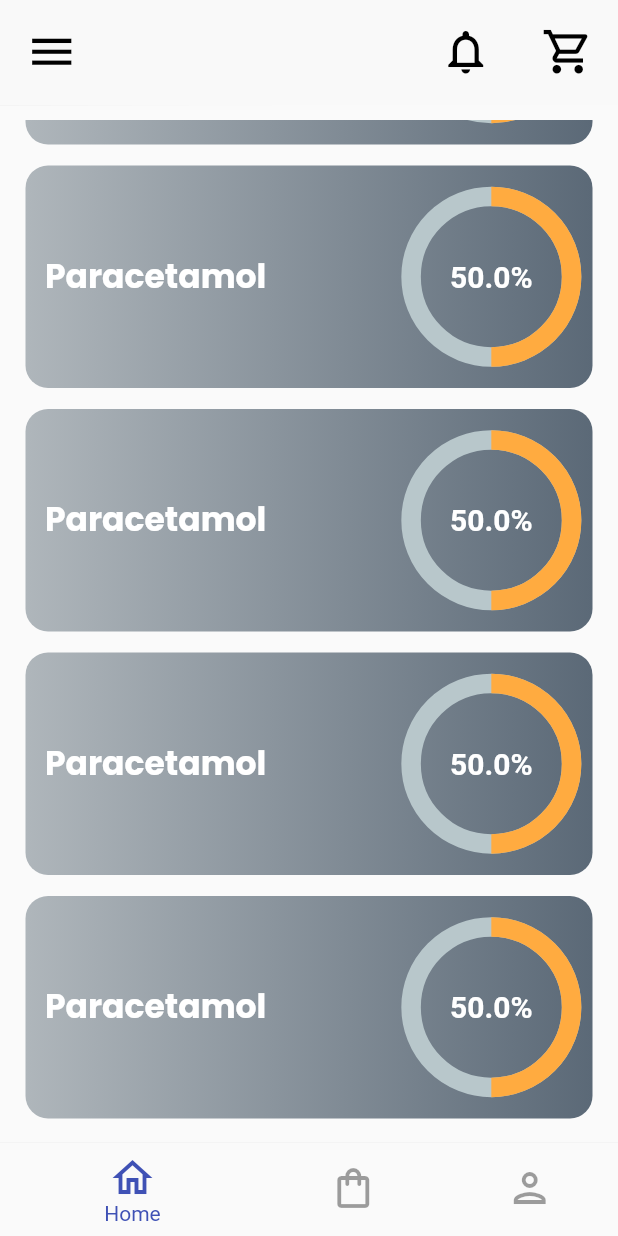
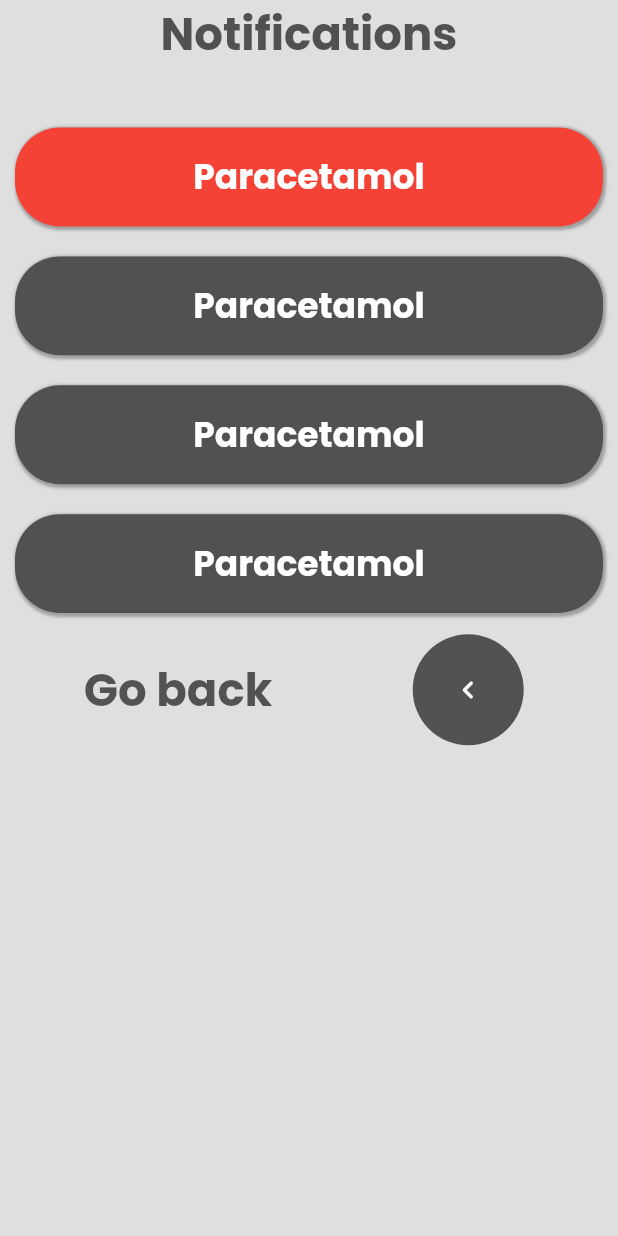
Before and after one commit to S6-mini-project/medicine-frontend, a Flutter app: the MyNavigationBar screen opened by its route, scrolled down 777 dp, after a tap on the "notifications" icon, on a phone screen of 412 x 824 dp. Run offline on Flutter 3.47's test engine with Material 2 defaults, Android fonts, the phone set to English and light mode, and no system bars; drawn by our look-alikes of percent_indicator.

Commit message:
added notification screen

```diff
--- a/medpharma_app/lib/app.dart
+++ b/medpharma_app/lib/app.dart
@@ -5,6 +5,7 @@ import 'widgets/homeScreen.dart';
 import 'widgets/orderScreen.dart';
 import './widgets/profileScreen.dart';
 import './widgets/loginWidget.dart';
+import './widgets/notificationScreen.dart';
 class App extends StatelessWidget {
   @override
   Widget build(BuildContext context) {
@@ -16,6 +17,7 @@ class App extends StatelessWidget {
       '/login': (context) => LoginWidget(),
       '/home': (context) => MyNavigationBar(),
       '/users': (context) => MyNavigationBar(),
+      '/notifications': (context) => NotificationScreen(),
       '/orders': (context) => MyNavigationBar()//routes
     //   // When navigating to the "/second" route, build the SecondScreen widget.
     //   '/orders': (context) => OrderScreen(),  //routes
@@ -74,6 +76,7 @@ class _MyNavigationBarState extends State<MyNavigationBar> {
               IconButton(
                 onPressed: () {
                   print("icon button pressed");
+                  Navigator.pushNamed(context, '/notifications');
                 },
                 icon: Icon(
                   Icons.notifications_outlined,
--- /dev/null
+++ b/medpharma_app/lib/widgets/notificationScreen.dart
@@ -0,0 +1,11 @@
+import 'package:flutter/material.dart';
+import './notificationWidget.dart';
+class NotificationScreen extends StatelessWidget{
+  @override
+  Widget build(BuildContext context) {
+   return Scaffold(
+     backgroundColor: Color.fromARGB(255, 223, 223, 223),
+     body: NotificationWidget(),
+   );
+  }
+}
--- /dev/null
+++ b/medpharma_app/lib/widgets/notificationWidget.dart
@@ -0,0 +1,184 @@
+import 'package:flutter/material.dart';
+
+class NotificationWidget extends StatelessWidget {
+  @override
+  Widget build(BuildContext context) {
+    return ListView(
+      children: [
+        // Container(
+        //   height: MediaQuery.of(context).size.height * .5,
+        //   width: MediaQuery.of(context).size.width,
+        //   child: Image.asset(
+        //     "assets/waves.png",
+        //     fit: BoxFit.cover,
+        //   ),
+        // ),
+
+        Text(
+          textAlign: TextAlign.center,
+          "Notifications",
+          style: TextStyle(
+            fontFamily: "poppins",
+            fontWeight: FontWeight.bold,
+            fontSize: 30,
+            color: Color.fromARGB(255, 81, 81, 81),
+          ),
+        ),
+        SizedBox(
+          height: 30,
+        ),
+        Container(
+          // width: MediaQuery.of(context).size.width * .7,
+          height: MediaQuery.of(context).size.height * .08,
+          margin: EdgeInsets.all(10),
+          child: Center(
+            child: Text(
+              "Paracetamol",
+              style: TextStyle(
+                fontFamily: "poppins",
+                fontWeight: FontWeight.bold,
+                fontSize: 23,
+                color: Colors.white,
+              ),
+            ),
+          ),
+          decoration: BoxDecoration(
+            color: Colors.red,
+            borderRadius: BorderRadius.circular(30),
+            boxShadow: [
+              BoxShadow(
+                color: Colors.grey,
+                spreadRadius: 1,
+                blurRadius: 1,
+                offset: Offset(1, 1),
+              ),
+            ],
+          ),
+        ),
+        Container(
+          // width: MediaQuery.of(context).size.width * .9,
+          height: MediaQuery.of(context).size.height * .08,
+          margin: EdgeInsets.all(10),
+          child: Center(
+            child: Text(
+              "Paracetamol",
+              style: TextStyle(
+                fontFamily: "poppins",
+                fontWeight: FontWeight.bold,
+                fontSize: 23,
+                color: Colors.white,
+              ),
+            ),
+          ),
+          decoration: BoxDecoration(
+            color: Color.fromARGB(255, 81, 81, 81),
+            borderRadius: BorderRadius.circular(30),
+            boxShadow: [
+              BoxShadow(
+                color: Colors.grey,
+                spreadRadius: 1,
+                blurRadius: 1,
+                offset: Offset(1, 1),
+              ),
+            ],
+          ),
+        ),
+        Container(
+          // width: MediaQuery.of(context).size.width * .9,
+          height: MediaQuery.of(context).size.height * .08,
+          margin: EdgeInsets.all(10),
+          child: Center(
+            child: Center(
+              child: Text(
+                "Paracetamol",
+                style: TextStyle(
+                  fontFamily: "poppins",
+                  fontWeight: FontWeight.bold,
+                  fontSize: 23,
+                  color: Colors.white,
+                ),
+              ),
+            ),
+          ),
+          decoration: BoxDecoration(
+            color: Color.fromARGB(255, 81, 81, 81),
+            borderRadius: BorderRadius.circular(30),
+            boxShadow: [
+              BoxShadow(
+                color: Colors.grey,
+                spreadRadius: 1,
+                blurRadius: 1,
+                offset: Offset(1, 1),
+              ),
+            ],
+          ),
+        ),
+        Container(
+          // width: MediaQuery.of(context).size.width * .9,
+          height: MediaQuery.of(context).size.height * .08,
+          margin: EdgeInsets.all(10),
+          child: Center(
+            child: Text(
+              "Paracetamol",
+              style: TextStyle(
+                fontFamily: "poppins",
+                fontWeight: FontWeight.bold,
+                fontSize: 23,
+                color: Colors.white,
+              ),
+            ),
+          ),
+          decoration: BoxDecoration(
+            color: Color.fromARGB(255, 81, 81, 81),
+            borderRadius: BorderRadius.circular(30),
+            boxShadow: [
+              BoxShadow(
+                color: Colors.grey,
+                spreadRadius: 1,
+                blurRadius: 1,
+                offset: Offset(1, 1),
+              ),
+            ],
+          ),
+        ),
+        SizedBox(
+            height: MediaQuery.of(context).size.height * .1,
+            width: MediaQuery.of(context).size.width * .9,
+            child: Row(
+              mainAxisAlignment: MainAxisAlignment.center,
+              children: [
+                Text(
+                  "Go back",
+                  style: TextStyle(
+                    color: Color.fromARGB(182, 27, 26, 26),
+                    fontFamily: "poppins",
+                    fontSize: 30,
+                    fontWeight: FontWeight.w600,
+                  ),
+                ),
+                SizedBox(
+                  width: MediaQuery.of(context).size.width * .21,
+                ),
+                FlatButton(
+                  onPressed: () {
+                    print("hii");
+                    Navigator.pushNamed(context, '/orders');
+                  },
+                  onLongPress: () {
+                    print("long press");
+                  },
+                  child: Icon(Icons.keyboard_arrow_left_rounded),
+                  textColor: Colors.white,
+                  color: Color.fromARGB(182, 27, 26, 26),
+                  splashColor: Color.fromARGB(208, 0, 0, 0),
+                  highlightColor: Colors.black38,
+                  disabledTextColor: Colors.blueGrey,
+                  shape: CircleBorder(),
+                  padding: EdgeInsets.all(25),
+                ),
+              ],
+            )),
+      ],
+    );
+  }
+}
--- a/medpharma_app/lib/widgets/orderCardWidget.dart
+++ b/medpharma_app/lib/widgets/orderCardWidget.dart
@@ -1,5 +1,5 @@
 import 'package:flutter/material.dart';
-
+import './notificationWidget.dart';
 class OrderCardWidget extends StatefulWidget {
   @override
   OrderCardWidgetState createState() => OrderCardWidgetState();
@@ -119,6 +119,7 @@ class OrderCardWidgetState extends State {
         ),
 
         ),
+
       );
   }
 }
--- a/medpharma_app/lib/widgets/orderWidget.dart
+++ b/medpharma_app/lib/widgets/orderWidget.dart
@@ -1,5 +1,6 @@
 import 'package:flutter/material.dart';
 import './orderCardWidget.dart';
+import './notificationWidget.dart';
 
 class OrderWidget extends StatefulWidget {
   @override
@@ -27,6 +28,7 @@ class OrderWidgetState extends State {
       padding: EdgeInsets.all(10),
       child: ListView(
         children: [
+
           SizedBox(
             height: 60,
             child: Row(
--- a/medpharma_app/pubspec.yaml
+++ b/medpharma_app/pubspec.yaml
@@ -70,6 +70,7 @@ flutter:
     - assets/wave-1.png
     - assets/wave-2.png
     - assets/wave-3.png
+    - assets/waves.png
     - assets/Rectangle.png
   # An image asset can refer to one or more resolution-specific "variants", see
   # https://flutter.dev/assets-and-images/#resolution-aware
```
Also changed, not shown: medpharma_app/assets/waves.png (added).
